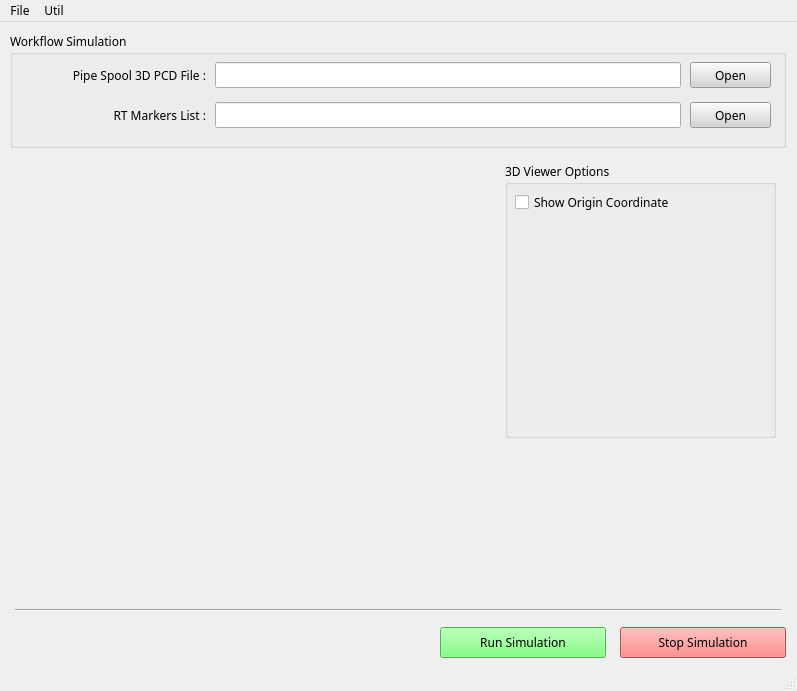
This is python/monitor/main_window.ui in yes89929/flame_robotics_drt---pdm as Qt 5 draws it before an edit. The edited form follows.
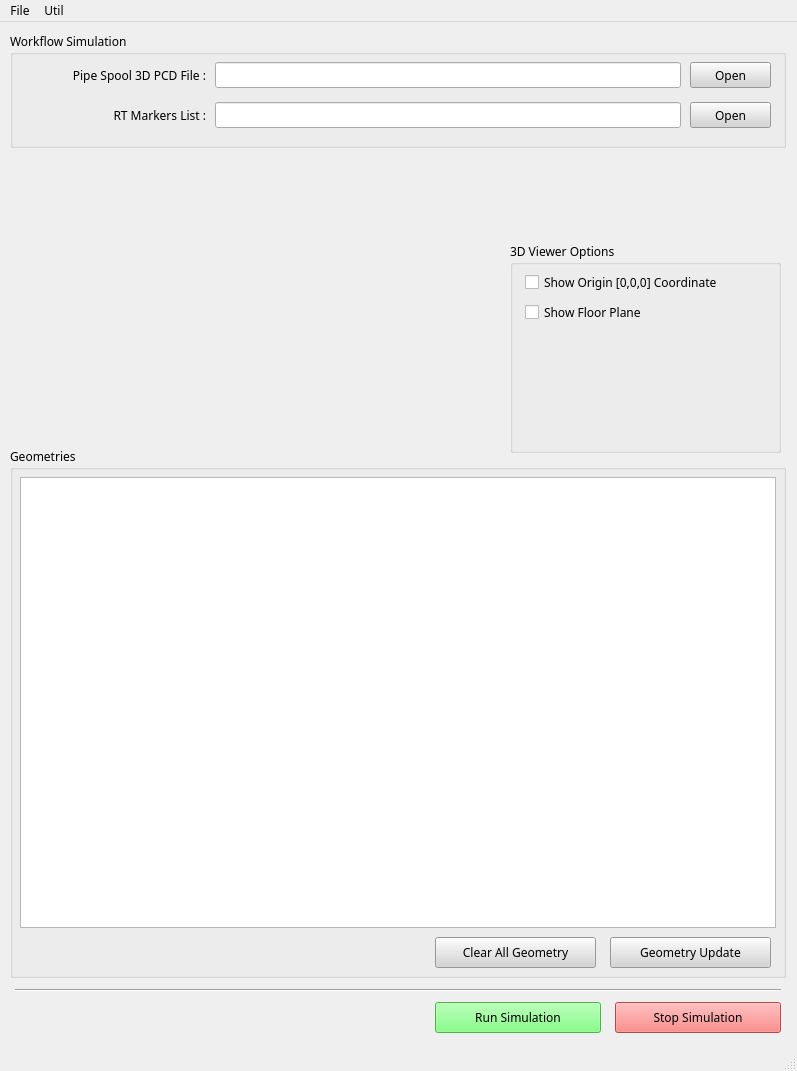
This is the edited form. Icons and pictures are not drawn.

Commit message: fixed for asyn bidirectional pipeline for 3d view

What changed in the file:
```diff
--- a/python/monitor/main_window.ui
+++ b/python/monitor/main_window.ui
@@ -8,7 +8,7 @@
     <x>0</x>
     <y>0</y>
     <width>797</width>
-    <height>691</height>
+    <height>1071</height>
    </rect>
   </property>
   <property name="font">
@@ -148,8 +148,8 @@
    <widget class="QPushButton" name="btn_run_simulation">
     <property name="geometry">
      <rect>
-      <x>440</x>
-      <y>605</y>
+      <x>435</x>
+      <y>980</y>
       <width>166</width>
       <height>31</height>
      </rect>
@@ -174,8 +174,8 @@
    <widget class="QPushButton" name="btn_run_simulation_2">
     <property name="geometry">
      <rect>
-      <x>620</x>
-      <y>605</y>
+      <x>615</x>
+      <y>980</y>
       <width>166</width>
       <height>31</height>
      </rect>
@@ -201,7 +201,7 @@
     <property name="geometry">
      <rect>
       <x>15</x>
-      <y>580</y>
+      <y>960</y>
       <width>766</width>
       <height>16</height>
      </rect>
@@ -213,10 +213,10 @@
    <widget class="QGroupBox" name="groupBox">
     <property name="geometry">
      <rect>
-      <x>505</x>
-      <y>140</y>
+      <x>510</x>
+      <y>220</y>
       <width>271</width>
-      <height>276</height>
+      <height>211</height>
      </rect>
     </property>
     <property name="title">
@@ -225,14 +225,100 @@
     <widget class="QCheckBox" name="chk_show_origin_coord">
      <property name="geometry">
       <rect>
+       <x>15</x>
+       <y>30</y>
+       <width>246</width>
+       <height>20</height>
+      </rect>
+     </property>
+     <property name="text">
+      <string>Show Origin [0,0,0] Coordinate</string>
+     </property>
+    </widget>
+    <widget class="QCheckBox" name="chk_show_floor_plane">
+     <property name="geometry">
+      <rect>
+       <x>15</x>
+       <y>60</y>
+       <width>246</width>
+       <height>20</height>
+      </rect>
+     </property>
+     <property name="text">
+      <string>Show Floor Plane</string>
+     </property>
+    </widget>
+   </widget>
+   <widget class="QGroupBox" name="groupBox_2">
+    <property name="geometry">
+     <rect>
+      <x>10</x>
+      <y>425</y>
+      <width>776</width>
+      <height>531</height>
+     </rect>
+    </property>
+    <property name="title">
+     <string>Geometries</string>
+    </property>
+    <widget class="QTableView" name="table_geometry">
+     <property name="geometry">
+      <rect>
        <x>10</x>
        <y>30</y>
-       <width>196</width>
-       <height>20</height>
+       <width>756</width>
+       <height>451</height>
       </rect>
      </property>
+     <property name="selectionMode">
+      <enum>QAbstractItemView::NoSelection</enum>
+     </property>
+     <attribute name="horizontalHeaderStretchLastSection">
+      <bool>true</bool>
+     </attribute>
+    </widget>
+    <widget class="QPushButton" name="btn_update_geometry">
+     <property name="geometry">
+      <rect>
+       <x>600</x>
+       <y>490</y>
+       <width>161</width>
+       <height>31</height>
+      </rect>
+     </property>
+     <property name="font">
+      <font>
+       <family>NanumSquare</family>
+      </font>
+     </property>
+     <property name="styleSheet">
+      <string notr="true">color: rgb(0,0,0);
+background-color: rgb(212, 212, 212);</string>
+     </property>
      <property name="text">
-      <string>Show Origin Coordinate</string>
+      <string>Geometry Update</string>
+     </property>
+    </widget>
+    <widget class="QPushButton" name="btn_clear_all_geometry">
+     <property name="geometry">
+      <rect>
+       <x>425</x>
+       <y>490</y>
+       <width>161</width>
+       <height>31</height>
+      </rect>
+     </property>
+     <property name="font">
+      <font>
+       <family>NanumSquare</family>
+      </font>
+     </property>
+     <property name="styleSheet">
+      <string notr="true">color: rgb(0,0,0);
+background-color: rgb(212, 212, 212);</string>
+     </property>
+     <property name="text">
+      <string>Clear All Geometry</string>
      </property>
     </widget>
    </widget>
```
The commit also changes 4 other files.
